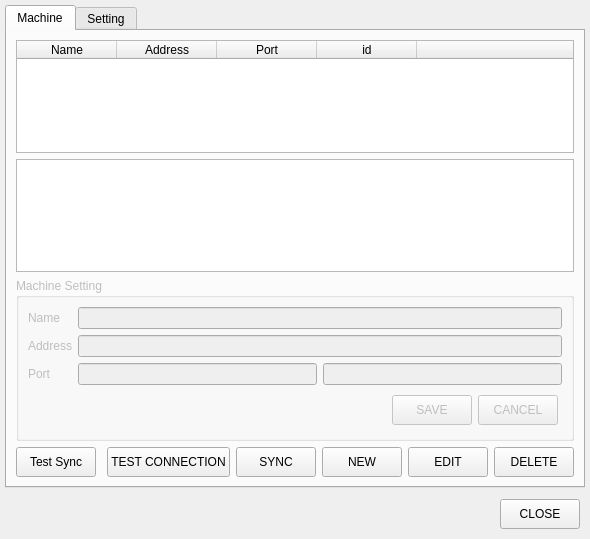
butirpadi/QtAttendanceManager, file MainWindow.ui: the form before one commit.
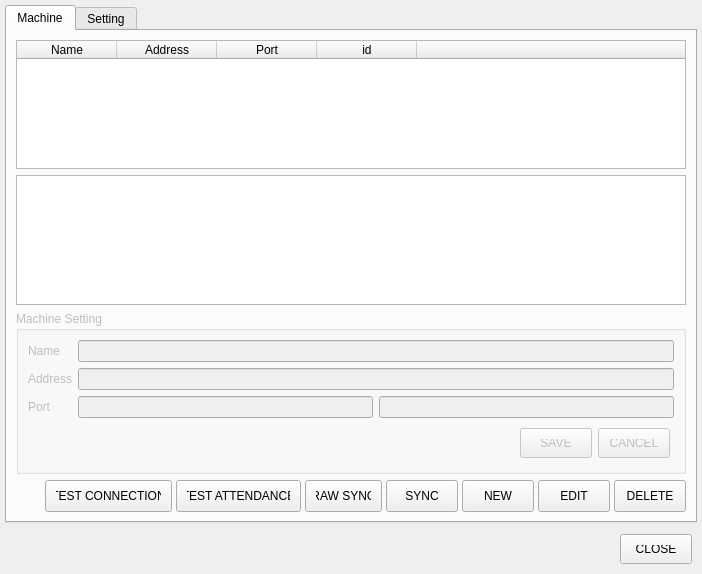
The form after the commit.

Commit message: [UPDATE] fixing attendance on otazen

```diff
--- a/MainWindow.ui
+++ b/MainWindow.ui
@@ -6,13 +6,20 @@
    <rect>
     <x>0</x>
     <y>0</y>
-    <width>590</width>
-    <height>539</height>
+    <width>702</width>
+    <height>574</height>
    </rect>
   </property>
   <property name="windowTitle">
    <string>Odoo Attendance Manager</string>
   </property>
+  <property name="styleSheet">
+   <string notr="true">QPushButton {
+padding:10px;
+height:10px;
+min-width:50px;
+}</string>
+  </property>
   <widget class="QWidget" name="centralwidget">
    <layout class="QVBoxLayout" name="verticalLayout">
     <property name="leftMargin">
@@ -193,7 +200,7 @@
                <widget class="QPushButton" name="btnMachineSave">
                 <property name="minimumSize">
                  <size>
-                  <width>0</width>
+                  <width>72</width>
                   <height>30</height>
                  </size>
                 </property>
@@ -206,7 +213,7 @@
                <widget class="QPushButton" name="btnMachineCancel">
                 <property name="minimumSize">
                  <size>
-                  <width>0</width>
+                  <width>72</width>
                   <height>30</height>
                  </size>
                 </property>
@@ -230,6 +237,9 @@
            <enum>QFrame::Raised</enum>
           </property>
           <layout class="QHBoxLayout" name="horizontalLayout_3">
+           <property name="spacing">
+            <number>4</number>
+           </property>
            <property name="leftMargin">
             <number>0</number>
            </property>
@@ -242,22 +252,6 @@
            <property name="bottomMargin">
             <number>0</number>
            </property>
-           <item>
-            <widget class="QPushButton" name="btnTestSync">
-             <property name="enabled">
-              <bool>true</bool>
-             </property>
-             <property name="minimumSize">
-              <size>
-               <width>0</width>
-               <height>30</height>
-              </size>
-             </property>
-             <property name="text">
-              <string>Test Sync</string>
-             </property>
-            </widget>
-           </item>
            <item>
             <spacer name="horizontalSpacer_3">
              <property name="orientation">
@@ -275,7 +269,7 @@
             <widget class="QPushButton" name="btnTestMachine">
              <property name="minimumSize">
               <size>
-               <width>0</width>
+               <width>72</width>
                <height>30</height>
               </size>
              </property>
@@ -284,11 +278,34 @@
              </property>
             </widget>
            </item>
+           <item>
+            <widget class="QPushButton" name="btnTestSync">
+             <property name="enabled">
+              <bool>true</bool>
+             </property>
+             <property name="minimumSize">
+              <size>
+               <width>72</width>
+               <height>30</height>
+              </size>
+             </property>
+             <property name="text">
+              <string>TEST ATTENDANCE</string>
+             </property>
+            </widget>
+           </item>
+           <item>
+            <widget class="QPushButton" name="btnRawSync">
+             <property name="text">
+              <string>RAW SYNC</string>
+             </property>
+            </widget>
+           </item>
            <item>
             <widget class="QPushButton" name="btnSync">
              <property name="minimumSize">
               <size>
-               <width>0</width>
+               <width>72</width>
                <height>30</height>
               </size>
              </property>
@@ -301,7 +318,7 @@
             <widget class="QPushButton" name="btnNew">
              <property name="minimumSize">
               <size>
-               <width>0</width>
+               <width>72</width>
                <height>30</height>
               </size>
              </property>
@@ -314,7 +331,7 @@
             <widget class="QPushButton" name="btnEdit">
              <property name="minimumSize">
               <size>
-               <width>0</width>
+               <width>72</width>
                <height>30</height>
               </size>
              </property>
@@ -327,7 +344,7 @@
             <widget class="QPushButton" name="btnDelete">
              <property name="minimumSize">
               <size>
-               <width>0</width>
+               <width>72</width>
                <height>30</height>
               </size>
              </property>
@@ -541,7 +558,7 @@
         <widget class="QPushButton" name="btnClose">
          <property name="minimumSize">
           <size>
-           <width>0</width>
+           <width>72</width>
            <height>30</height>
           </size>
          </property>
```
Left out of the diff: 68 changed lines with no effect on the pictures. The commit also changes 2 other files.
